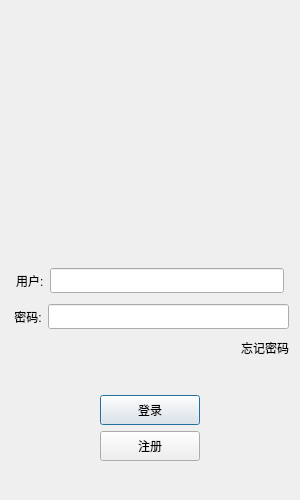
Old version of the form QTClient/login.ui in the repository Encounter005/TinyChat.
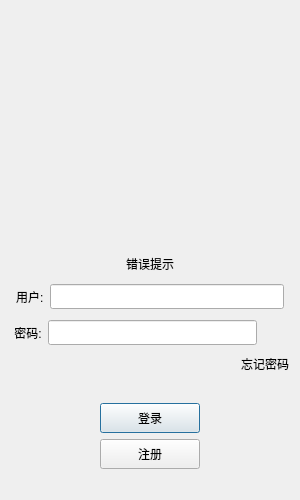
New version of the form. Icons and pictures are not drawn. Custom widgets are drawn as their Qt base class.

```diff
--- a/QTClient/login.ui
+++ b/QTClient/login.ui
@@ -94,6 +94,16 @@
      </property>
     </spacer>
    </item>
+   <item>
+    <widget class="QLabel" name="error_tips">
+     <property name="text">
+      <string>错误提示</string>
+     </property>
+     <property name="alignment">
+      <set>Qt::AlignmentFlag::AlignCenter</set>
+     </property>
+    </widget>
+   </item>
    <item>
     <layout class="QVBoxLayout" name="verticalLayout">
      <item>
@@ -143,6 +153,12 @@
            <height>25</height>
           </size>
          </property>
+         <property name="inputMask">
+          <string/>
+         </property>
+         <property name="text">
+          <string/>
+         </property>
         </widget>
        </item>
       </layout>
@@ -172,6 +188,31 @@
          <height>25</height>
         </size>
        </property>
+       <property name="text">
+        <string/>
+       </property>
+      </widget>
+     </item>
+     <item>
+      <widget class="ClickedLabel" name="pass_visible">
+       <property name="minimumSize">
+        <size>
+         <width>26</width>
+         <height>20</height>
+        </size>
+       </property>
+       <property name="maximumSize">
+        <size>
+         <width>26</width>
+         <height>20</height>
+        </size>
+       </property>
+       <property name="text">
+        <string/>
+       </property>
+       <property name="alignment">
+        <set>Qt::AlignmentFlag::AlignCenter</set>
+       </property>
       </widget>
      </item>
     </layout>
@@ -338,6 +379,13 @@
    </item>
   </layout>
  </widget>
+ <customwidgets>
+  <customwidget>
+   <class>ClickedLabel</class>
+   <extends>QLabel</extends>
+   <header>clickedlabel.h</header>
+  </customwidget>
+ </customwidgets>
  <resources>
   <include location="resources.qrc"/>
  </resources>
```
Left out of the diff: 2 changed lines with no effect on the pictures.
